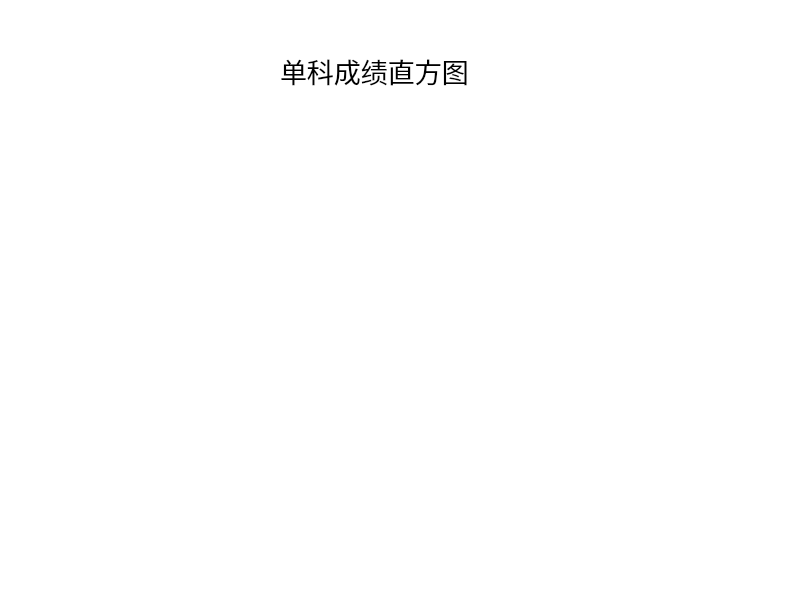
This is CODE/single_score.ui in lensans/- as Qt 5 draws it before an edit. The edited form follows.
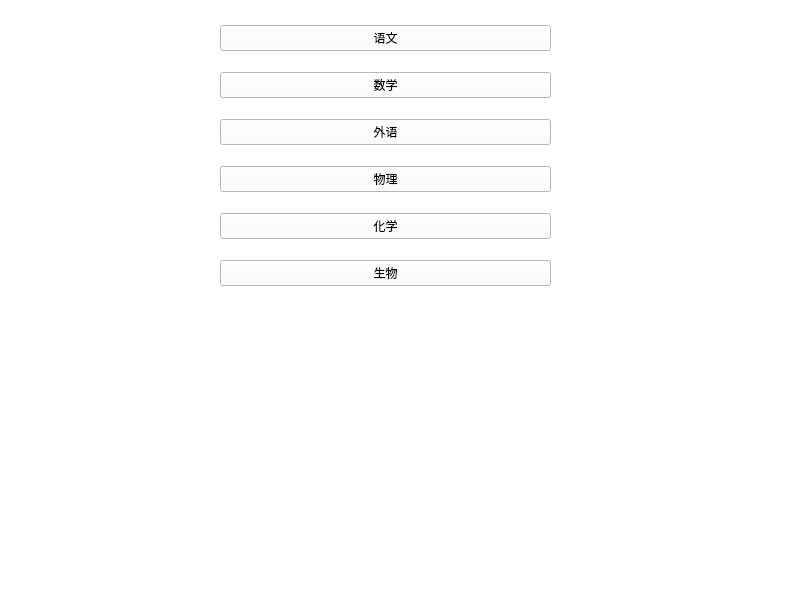
This is the edited form.

```diff
--- a/CODE/single_score.ui
+++ b/CODE/single_score.ui
@@ -17,24 +17,59 @@
    <string notr="true">background-color: rgb(255, 255, 255);</string>
   </property>
   <widget class="QWidget" name="centralwidget">
-   <widget class="QLabel" name="single_score_label">
+   <widget class="QWidget" name="layoutWidget">
     <property name="geometry">
      <rect>
-      <x>280</x>
-      <y>40</y>
-      <width>201</width>
-      <height>61</height>
+      <x>220</x>
+      <y>10</y>
+      <width>331</width>
+      <height>291</height>
      </rect>
     </property>
-    <property name="font">
-     <font>
-      <family>宋体</family>
-      <pointsize>20</pointsize>
-     </font>
-    </property>
-    <property name="text">
-     <string>单科成绩直方图</string>
-    </property>
+    <layout class="QVBoxLayout" name="verticalLayout">
+     <item>
+      <widget class="QPushButton" name="pushButton">
+       <property name="text">
+        <string>语文</string>
+       </property>
+      </widget>
+     </item>
+     <item>
+      <widget class="QPushButton" name="pushButton_2">
+       <property name="text">
+        <string>数学</string>
+       </property>
+      </widget>
+     </item>
+     <item>
+      <widget class="QPushButton" name="pushButton_3">
+       <property name="text">
+        <string>外语</string>
+       </property>
+      </widget>
+     </item>
+     <item>
+      <widget class="QPushButton" name="pushButton_4">
+       <property name="text">
+        <string>物理</string>
+       </property>
+      </widget>
+     </item>
+     <item>
+      <widget class="QPushButton" name="pushButton_5">
+       <property name="text">
+        <string>化学</string>
+       </property>
+      </widget>
+     </item>
+     <item>
+      <widget class="QPushButton" name="pushButton_6">
+       <property name="text">
+        <string>生物</string>
+       </property>
+      </widget>
+     </item>
+    </layout>
    </widget>
   </widget>
   <widget class="QMenuBar" name="menubar">
```
